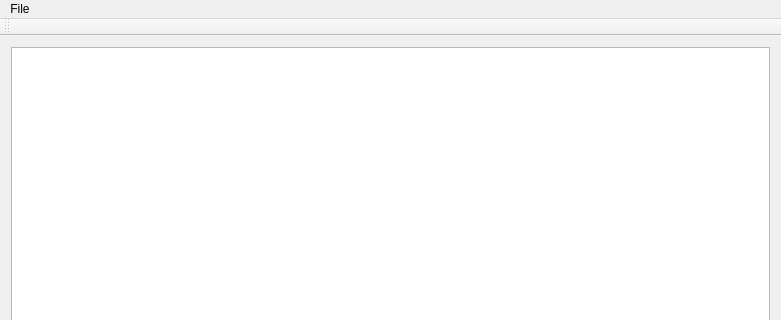
Old version of the form mainwindow.ui in the repository ViktorAH14/time_track; both pictures show x 0 to 781 and y 0 to 320 of the 781 by 497 pixel window.
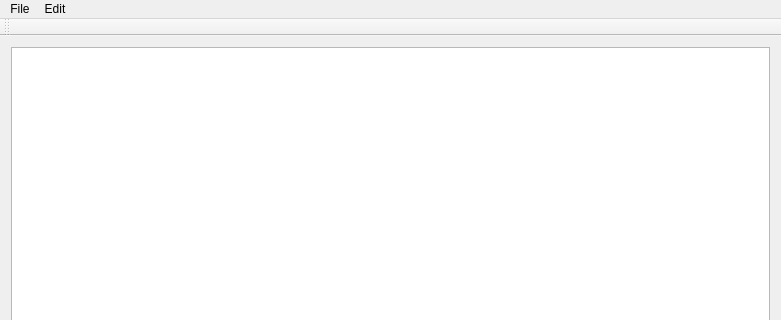
New version of the form.

Commit message: Aded editing the 'organization' table.

The edit to the form file:
```diff
--- a/mainwindow.ui
+++ b/mainwindow.ui
@@ -38,7 +38,14 @@
     <addaction name="separator"/>
     <addaction name="actionExit"/>
    </widget>
+   <widget class="QMenu" name="menuEdit">
+    <property name="title">
+     <string>Edit</string>
+    </property>
+    <addaction name="actionOrganization_table"/>
+   </widget>
    <addaction name="menuFile"/>
+   <addaction name="menuEdit"/>
   </widget>
   <widget class="QToolBar" name="mainToolBar">
    <attribute name="toolBarArea">
```
Left out of the diff: 25 changed lines with no effect on the pictures. The commit also changes 2 other files.
